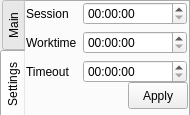
Qt form main_window.ui (arsenty01/Tomatoe) before a commit.
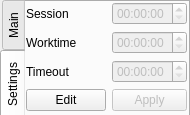
The same form after that commit. The open tabs and pages were chosen to show the change.

What changed in the file:
```diff
--- a/main_window.ui
+++ b/main_window.ui
@@ -173,26 +173,13 @@
      <attribute name="title">
       <string>Settings</string>
      </attribute>
-     <widget class="QPushButton" name="btnSaveProfile">
-      <property name="geometry">
-       <rect>
-        <x>102</x>
-        <y>80</y>
-        <width>60</width>
-        <height>27</height>
-       </rect>
-      </property>
-      <property name="text">
-       <string>Apply</string>
-      </property>
-     </widget>
      <widget class="QWidget" name="formLayoutWidget">
       <property name="geometry">
        <rect>
         <x>0</x>
         <y>0</y>
         <width>161</width>
-        <height>93</height>
+        <height>111</height>
        </rect>
       </property>
       <layout class="QFormLayout" name="formLayout">
@@ -205,6 +192,9 @@
        </item>
        <item row="0" column="1">
         <widget class="QTimeEdit" name="sessionTimeEdit">
+         <property name="enabled">
+          <bool>false</bool>
+         </property>
          <property name="displayFormat">
           <string>hh:mm:ss</string>
          </property>
@@ -219,6 +209,9 @@
        </item>
        <item row="1" column="1">
         <widget class="QTimeEdit" name="worktimeTimeEdit">
+         <property name="enabled">
+          <bool>false</bool>
+         </property>
          <property name="currentSection">
           <enum>QDateTimeEdit::MinuteSection</enum>
          </property>
@@ -236,11 +229,37 @@
        </item>
        <item row="2" column="1">
         <widget class="QTimeEdit" name="timeoutTimeEdit">
+         <property name="enabled">
+          <bool>false</bool>
+         </property>
          <property name="displayFormat">
           <string>hh:mm:ss</string>
          </property>
         </widget>
        </item>
+       <item row="3" column="0">
+        <widget class="QPushButton" name="editButton">
+         <property name="text">
+          <string>Edit</string>
+         </property>
+        </widget>
+       </item>
+       <item row="3" column="1">
+        <widget class="QPushButton" name="applyButton">
+         <property name="enabled">
+          <bool>false</bool>
+         </property>
+         <property name="sizePolicy">
+          <sizepolicy hsizetype="Expanding" vsizetype="Expanding">
+           <horstretch>0</horstretch>
+           <verstretch>0</verstretch>
+          </sizepolicy>
+         </property>
+         <property name="text">
+          <string>Apply</string>
+         </property>
+        </widget>
+       </item>
       </layout>
      </widget>
     </widget>
```
Left out of the diff: 4 changed lines with no effect on the pictures.
